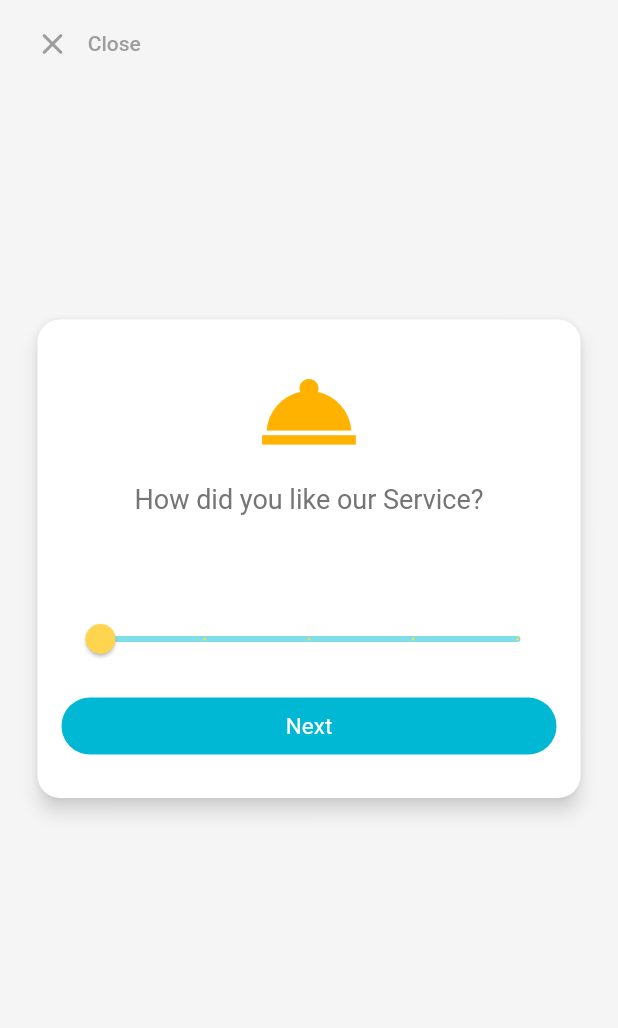
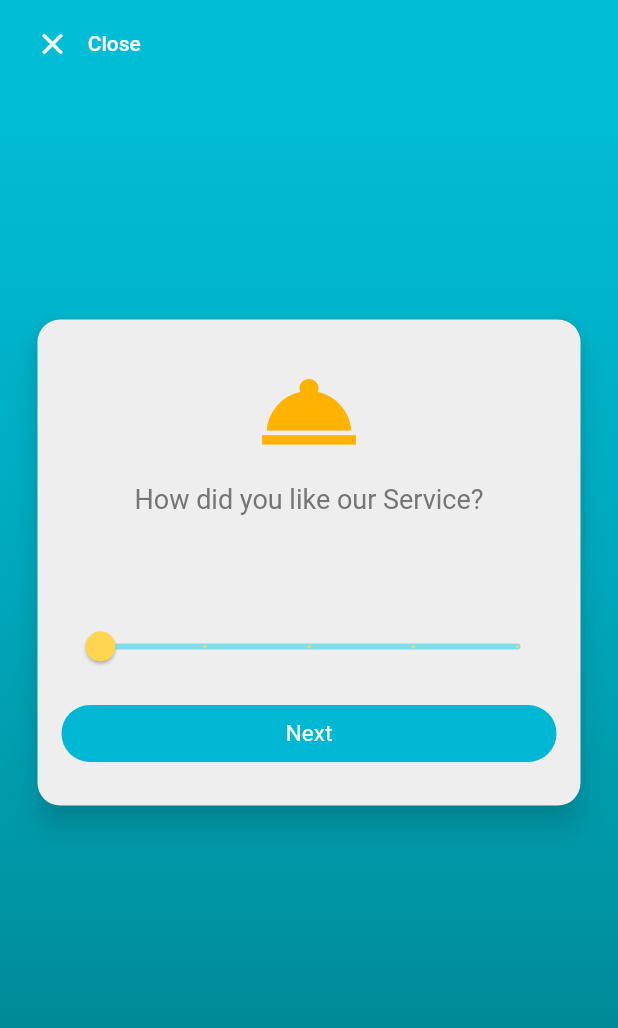
Before and after one commit to rijulradhu/mini_project_1, a Flutter app: the FeedbackPage screen opened by its route, on a phone screen of 412 x 824 dp. Shown: the top 1028 px of the screen. Run offline on Flutter 3.47's test engine with Material 2 defaults, Android fonts, the phone set to English and light mode, and no system bars.

```diff
--- a/lib/pages/feedback.dart
+++ b/lib/pages/feedback.dart
@@ -17,21 +17,37 @@ class _FeedbackPageState extends State<FeedbackPage> {
       appBar: AppBar(
         toolbarHeight: 0.0,
         brightness: Brightness.light,
-        backgroundColor: Colors.grey[100],
+        backgroundColor: Colors.cyan,
         elevation: 0,
       ),
-      body: SafeArea(
-        child: Padding(
+      body: Stack(
+          children: [
+            Container(
+          decoration: BoxDecoration(
+            gradient: LinearGradient(
+              begin: Alignment.topCenter,
+              end: Alignment.bottomCenter,
+              colors: [
+                Color(0xFF00BCD4),
+                Color(0xFF00ACC1),
+                Color(0xFF0097A7),
+                Color(0xFF00838F),
+              ],
+              stops: [0.1,0.4,0.7,0.9]
+            )
+          ),
+        ),
+            Padding(
             padding: EdgeInsets.fromLTRB(15.0, 5.0, 15.0, 0),
             child: Column(
               crossAxisAlignment: CrossAxisAlignment.start,
               children: [
                 TextButton.icon(
-                icon: Icon(Icons.close_rounded, color: Colors.grey[500]),
+                  icon: Icon(Icons.close_rounded, color: Colors.white),
                   label: Text(
                     ' Close',
                     style: TextStyle(
-                    color: Colors.grey[500],
+                      color: Colors.white,
                       fontSize: 14.0,
                       )
                     ),
@@ -40,7 +56,7 @@ class _FeedbackPageState extends State<FeedbackPage> {
                 QuestionCard(color1),
               ],
             ),
-        ),
+          ),]
         ),
     );
   }
--- a/lib/pages/questioncard.dart
+++ b/lib/pages/questioncard.dart
@@ -73,9 +73,9 @@ class _QuestionCardState extends State<QuestionCard> {
   @override
   Widget build(BuildContext context) {
     return Card(
-        color: Colors.white,
-        elevation: 5.0,
-        shadowColor: Colors.grey[200],
+          color: Colors.grey[200],
+          elevation: 8.0,
+          shadowColor: Colors.cyan[600],
           shape: RoundedRectangleBorder(
             borderRadius: BorderRadius.circular(15.0)
           ),
@@ -98,8 +98,8 @@ class _QuestionCardState extends State<QuestionCard> {
                 ),
                 ConstrainedBox(
                   constraints: BoxConstraints(
-                  maxHeight: 40,
-                  minHeight: 40,
+                    maxHeight: 45,
+                    minHeight: 45,
                   ),
                   child: Text(
                       '${ques[_counter]}',
@@ -150,9 +150,10 @@ class _QuestionCardState extends State<QuestionCard> {
                       color: color,
                     ),
                   ),
-              SizedBox(height: 102.0,),
+                SizedBox(height: 107.0,),
                 ElevatedButton(
                   onPressed: (){
+                    val = 1;
                     Navigator.of(context).pop();
                   },
                   child: Text('Home'),
```
Lines whose indentation alone changed are shown as unchanged.
